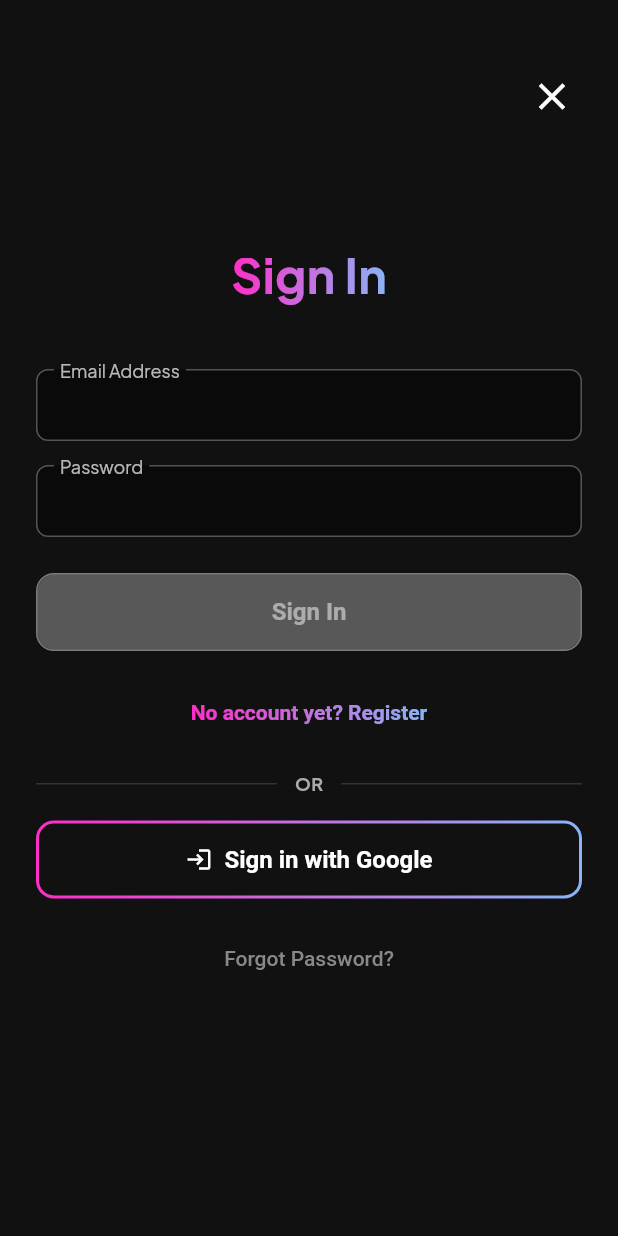
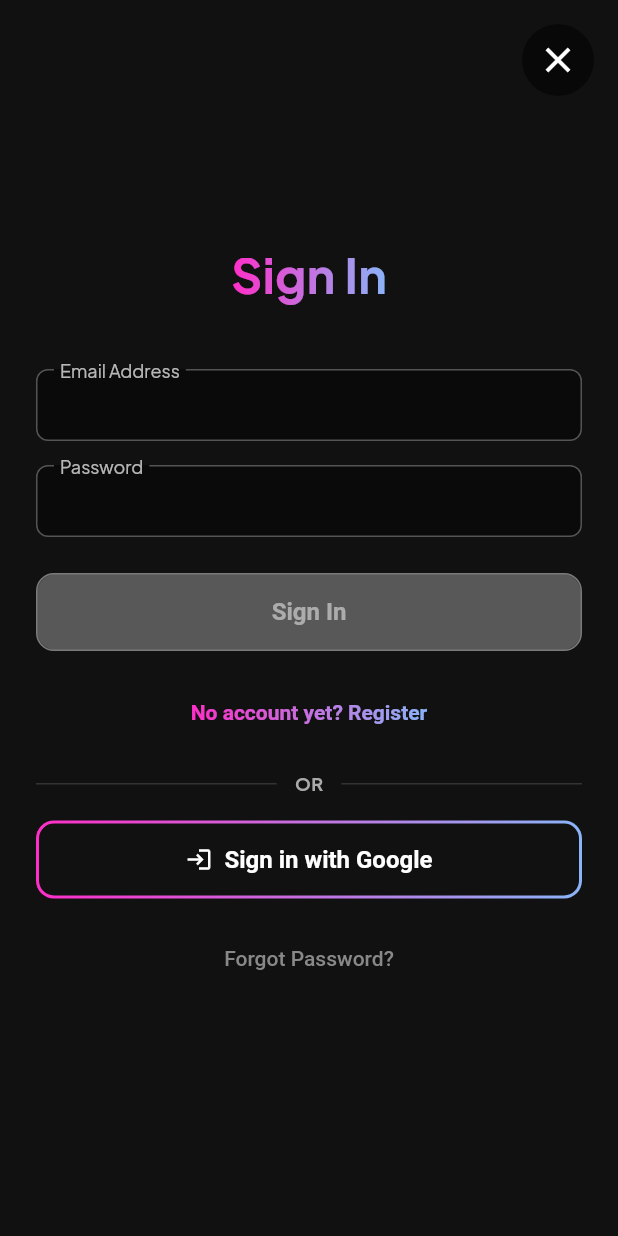
Before and after one commit to romeo1971/sunriza26_app, a Flutter app: the screen it shows after launch, after a tap on "Sign In", on a phone screen of 412 x 824 dp. Run offline on Flutter 3.47's test engine with Material 3 defaults, Android fonts, the phone set to English and light mode, and no system bars; our stand-ins replace audioplayers, chewie, cloud_firestore, cloud_functions, extended_image, file_picker and 14 more; missing offline and left inert: crop_your_image, googleapis, livekit_client, pdfx, record, video_thumbnail; accounts and stored records are empty.

Commit message:
fix: make X close button clickable in auth dialog
- Move close button to end of Stack (rendered on top)
- Wrap in SafeArea for proper iOS positioning
- Increase size to 48x48 for better touch target
- Add semi-transparent black background for visibility
- Use InkWell instead of IconButton for better feedback
- Add 16px padding around button

```diff
--- a/lib/screens/auth_screen.dart
+++ b/lib/screens/auth_screen.dart
@@ -181,22 +181,6 @@ class _AuthScreenState extends State<AuthScreen> {
               height: MediaQuery.of(dialogContext).size.height,
               child: Stack(
                 children: [
-                  // Close Button oben rechts
-                  Positioned(
-                    top: 40,
-                    right: 20,
-                    child: Material(
-                      color: Colors.transparent,
-                      child: IconButton(
-                        icon: const Icon(
-                          Icons.close,
-                          color: Colors.white,
-                          size: 30,
-                        ),
-                        onPressed: () => Navigator.of(dialogContext).pop(),
-                      ),
-                    ),
-                  ),
                   // Scrollbarer Inhalt mit Content Wrapper
                   Center(
                     child: ConstrainedBox(
@@ -512,6 +496,36 @@ class _AuthScreenState extends State<AuthScreen> {
                               ),
                             ),
                           ],
+                        ),
+                      ),
+                    ),
+                  ),
+                  // Close Button oben rechts - ÜBER allem anderen im Stack
+                  Positioned(
+                    top: 0,
+                    right: 0,
+                    child: SafeArea(
+                      child: Padding(
+                        padding: const EdgeInsets.all(16.0),
+                        child: Material(
+                          color: Colors.transparent,
+                          child: InkWell(
+                            onTap: () => Navigator.of(dialogContext).pop(),
+                            borderRadius: BorderRadius.circular(24),
+                            child: Container(
+                              width: 48,
+                              height: 48,
+                              decoration: BoxDecoration(
+                                color: Colors.black.withValues(alpha: 0.5),
+                                borderRadius: BorderRadius.circular(24),
+                              ),
+                              child: const Icon(
+                                Icons.close,
+                                color: Colors.white,
+                                size: 28,
+                              ),
+                            ),
+                          ),
                         ),
                       ),
                     ),
```
Lines whose indentation alone changed are shown as unchanged.
